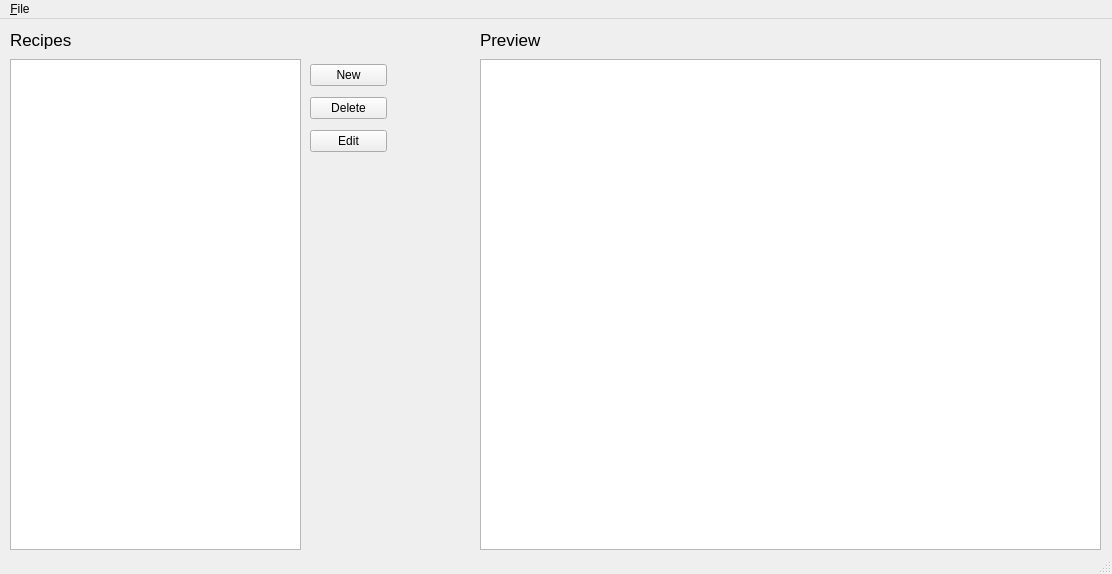
The window that homebrewGUI.ui (heathercaz/homebrew-controller) describes before a commit, drawn with Qt 5.
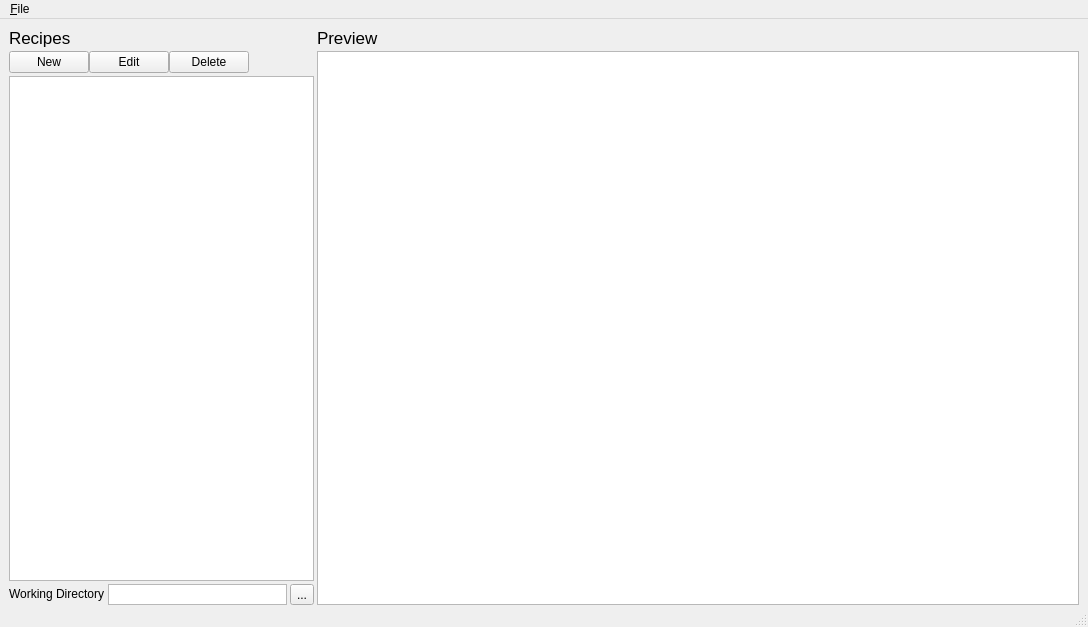
The same window after the commit.

Commit message: Updated make recipe gui

Patch:
```diff
--- a/homebrewGUI.ui
+++ b/homebrewGUI.ui
@@ -6,54 +6,25 @@
    <rect>
     <x>0</x>
     <y>0</y>
-    <width>1112</width>
-    <height>574</height>
+    <width>1088</width>
+    <height>627</height>
    </rect>
   </property>
   <property name="windowTitle">
    <string>Homebrew Controller</string>
   </property>
   <widget class="QWidget" name="centralwidget">
-   <widget class="QListWidget" name="listWidget">
-    <property name="geometry">
-     <rect>
-      <x>10</x>
-      <y>40</y>
-      <width>291</width>
-      <height>491</height>
-     </rect>
+   <layout class="QGridLayout" name="gridLayout" rowstretch="20" columnstretch="2,5">
+    <property name="bottomMargin">
+     <number>0</number>
     </property>
-    <property name="sortingEnabled">
-     <bool>true</bool>
+    <property name="spacing">
+     <number>3</number>
     </property>
-   </widget>
-   <widget class="QLabel" name="label_recipe">
-    <property name="geometry">
-     <rect>
-      <x>10</x>
-      <y>10</y>
-      <width>241</width>
-      <height>21</height>
-     </rect>
-    </property>
-    <property name="font">
-     <font>
-      <pointsize>13</pointsize>
-     </font>
-    </property>
-    <property name="text">
-     <string>Recipes</string>
-    </property>
-   </widget>
+    <item row="0" column="1">
+     <layout class="QVBoxLayout" name="verticalLayout_4">
+      <item>
    <widget class="QLabel" name="label_preview">
-    <property name="geometry">
-     <rect>
-      <x>480</x>
-      <y>10</y>
-      <width>241</width>
-      <height>21</height>
-     </rect>
-    </property>
     <property name="font">
      <font>
       <pointsize>13</pointsize>
@@ -63,49 +34,144 @@
      <string>Preview</string>
     </property>
    </widget>
-   <widget class="QPlainTextEdit" name="recipePreview">
-    <property name="geometry">
-     <rect>
-      <x>480</x>
-      <y>40</y>
-      <width>621</width>
-      <height>491</height>
-     </rect>
-    </property>
-   </widget>
-   <widget class="QWidget" name="layoutWidget">
-    <property name="geometry">
-     <rect>
-      <x>310</x>
-      <y>40</y>
-      <width>77</width>
-      <height>101</height>
-     </rect>
-    </property>
-    <layout class="QVBoxLayout" name="verticalLayout">
+      </item>
+      <item>
+       <widget class="QPlainTextEdit" name="recipePreview"/>
+      </item>
+     </layout>
+    </item>
+    <item row="0" column="0">
+     <layout class="QVBoxLayout" name="verticalLayout_3" stretch="0,0,10,0">
+      <item>
+       <widget class="QLabel" name="label_recipe">
+        <property name="font">
+         <font>
+          <pointsize>13</pointsize>
+         </font>
+        </property>
+        <property name="text">
+         <string>Recipes</string>
+        </property>
+       </widget>
+      </item>
+      <item>
+       <layout class="QHBoxLayout" name="horizontalLayout_4" stretch="0,0,0,0">
+        <property name="spacing">
+         <number>0</number>
+        </property>
+        <property name="leftMargin">
+         <number>0</number>
+        </property>
      <item>
       <widget class="QPushButton" name="newRecipeButton">
+          <property name="sizePolicy">
+           <sizepolicy hsizetype="Fixed" vsizetype="Fixed">
+            <horstretch>0</horstretch>
+            <verstretch>0</verstretch>
+           </sizepolicy>
+          </property>
        <property name="text">
         <string>New</string>
        </property>
       </widget>
      </item>
-     <item>
-      <widget class="QPushButton" name="deleteRecipeButton">
-       <property name="text">
-        <string>Delete</string>
-       </property>
-      </widget>
-     </item>
      <item>
       <widget class="QPushButton" name="editRecipeButton">
+          <property name="sizePolicy">
+           <sizepolicy hsizetype="Fixed" vsizetype="Fixed">
+            <horstretch>0</horstretch>
+            <verstretch>0</verstretch>
+           </sizepolicy>
+          </property>
        <property name="text">
         <string>Edit</string>
        </property>
       </widget>
      </item>
-    </layout>
-   </widget>
+        <item>
+         <widget class="QPushButton" name="deleteRecipeButton">
+          <property name="sizePolicy">
+           <sizepolicy hsizetype="Fixed" vsizetype="Fixed">
+            <horstretch>0</horstretch>
+            <verstretch>0</verstretch>
+           </sizepolicy>
+          </property>
+          <property name="text">
+           <string>Delete</string>
+          </property>
+         </widget>
+        </item>
+        <item>
+         <spacer name="horizontalSpacer">
+          <property name="orientation">
+           <enum>Qt::Horizontal</enum>
+          </property>
+          <property name="sizeHint" stdset="0">
+           <size>
+            <width>40</width>
+            <height>20</height>
+           </size>
+          </property>
+         </spacer>
+        </item>
+       </layout>
+      </item>
+      <item>
+       <widget class="QListWidget" name="listWidget">
+        <property name="sortingEnabled">
+         <bool>true</bool>
+        </property>
+       </widget>
+      </item>
+      <item>
+       <layout class="QHBoxLayout" name="horizontalLayout_2" stretch="0,10,0">
+        <item>
+         <widget class="QLabel" name="label_3">
+          <property name="sizePolicy">
+           <sizepolicy hsizetype="Preferred" vsizetype="Fixed">
+            <horstretch>0</horstretch>
+            <verstretch>0</verstretch>
+           </sizepolicy>
+          </property>
+          <property name="text">
+           <string>Working Directory</string>
+          </property>
+         </widget>
+        </item>
+        <item>
+         <widget class="QPlainTextEdit" name="plainTextEdit">
+          <property name="sizePolicy">
+           <sizepolicy hsizetype="Expanding" vsizetype="Ignored">
+            <horstretch>0</horstretch>
+            <verstretch>0</verstretch>
+           </sizepolicy>
+          </property>
+          <property name="verticalScrollBarPolicy">
+           <enum>Qt::ScrollBarAlwaysOff</enum>
+          </property>
+          <property name="horizontalScrollBarPolicy">
+           <enum>Qt::ScrollBarAlwaysOff</enum>
+          </property>
+          <property name="readOnly">
+           <bool>true</bool>
+          </property>
+          <property name="placeholderText">
+           <string/>
+          </property>
+         </widget>
+        </item>
+        <item>
+         <widget class="QToolButton" name="toolButton">
+          <property name="text">
+           <string>...</string>
+          </property>
+         </widget>
+        </item>
+       </layout>
+      </item>
+     </layout>
+    </item>
+   </layout>
   </widget>
   <widget class="QStatusBar" name="statusbar"/>
   <widget class="QMenuBar" name="menubar">
@@ -113,7 +179,7 @@
     <rect>
      <x>0</x>
      <y>0</y>
-     <width>1112</width>
+     <width>1088</width>
      <height>21</height>
     </rect>
    </property>
```
Left out of the diff: 6 changed lines with no effect on the pictures. Lines whose indentation alone changed are shown as unchanged. The commit also changes 4 other files.
